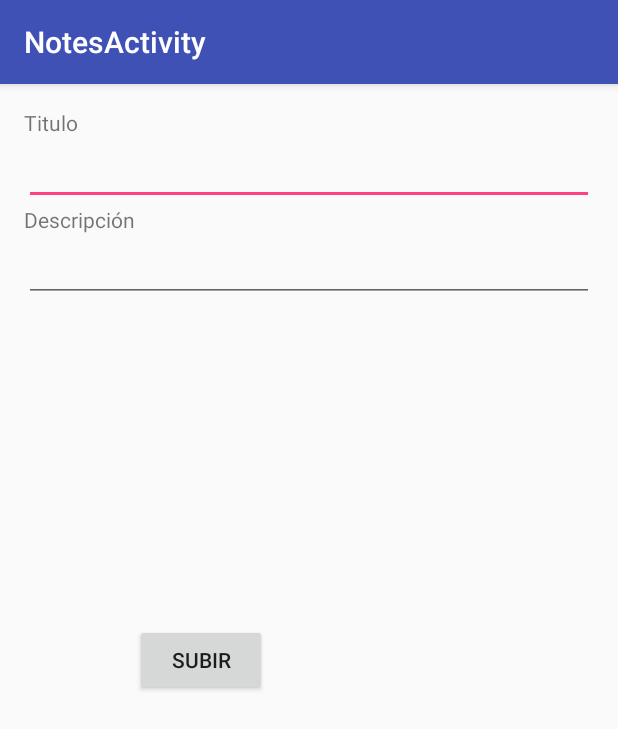
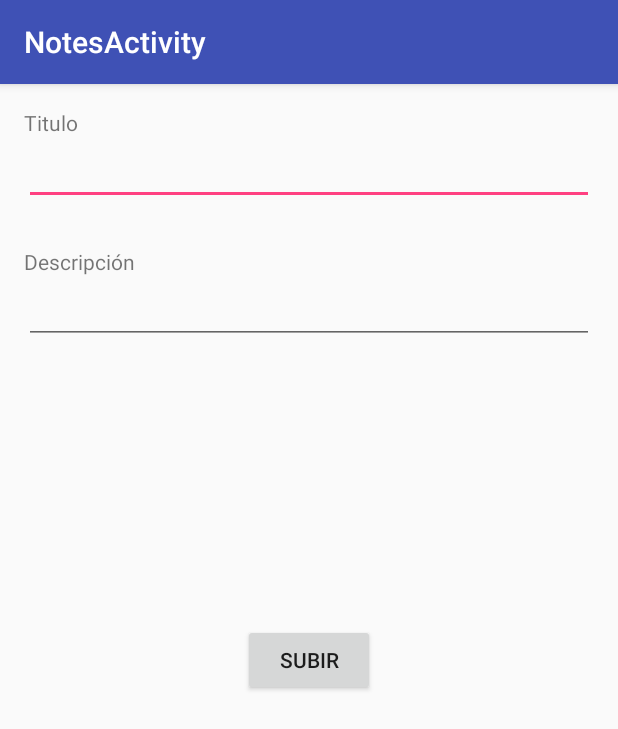
Before and after one commit to helicida/NoteMarker, an Android app: the NotesActivityFragment screen opened directly, with no data from a screen before it, on a phone screen of 412 x 824 dp. Shown: the top 729 px of the screen. Run offline under Robolectric (Android 15) with nearby library versions, the phone set to English and light mode, and no system bars; libraries missing offline, so code that uses them is left out: com.firebase.client, com.firebase.ui; 2 statements that could not run were skipped.

Commit message:
Se ha terminado de convertir el notes a un fragment

```diff
--- a/app/src/main/res/layout/fragment_notes.xml
+++ b/app/src/main/res/layout/fragment_notes.xml
@@ -26,26 +26,26 @@
         android:layout_alignParentStart="true"
         android:layout_below="@+id/textView3"
         android:layout_alignParentLeft="true"
-        android:layout_alignRight="@+id/descripcionText"
-        android:layout_alignEnd="@+id/descripcionText" />
+        android:layout_alignParentRight="true"
+        android:layout_alignParentEnd="true" />
 
     <TextView
         android:layout_width="wrap_content"
         android:layout_height="wrap_content"
         android:text="Descripción"
         android:id="@+id/textView4"
+        android:layout_below="@+id/tituloText"
+        android:layout_alignParentLeft="true"
         android:layout_alignParentStart="true"
-        android:layout_below="@+id/tituloText"
-        android:layout_alignParentLeft="true" />
+        android:layout_marginTop="28dp" />
 
     <Button
         android:layout_width="wrap_content"
         android:layout_height="wrap_content"
         android:text="Subir"
-        android:id="@+id/button"
+        android:id="@+id/subirButton"
         android:layout_centerVertical="true"
-        android:layout_toRightOf="@+id/textView4"
-        android:layout_toEndOf="@+id/textView4" />
+        android:layout_centerHorizontal="true" />
 
     <EditText
         android:layout_width="wrap_content"
@@ -54,6 +54,6 @@
         android:layout_below="@+id/textView4"
         android:layout_alignParentLeft="true"
         android:layout_alignParentStart="true"
-        android:layout_alignParentRight="true"
-        android:layout_alignParentEnd="true" />
+        android:layout_alignRight="@+id/tituloText"
+        android:layout_alignEnd="@+id/tituloText" />
 </RelativeLayout>
```
